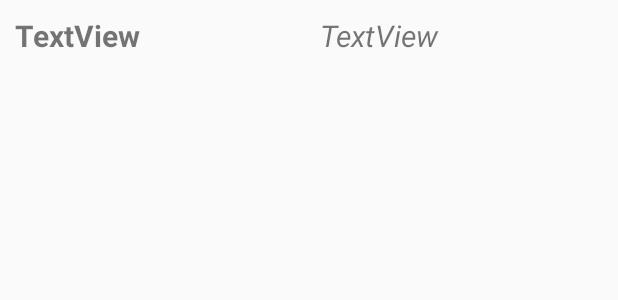
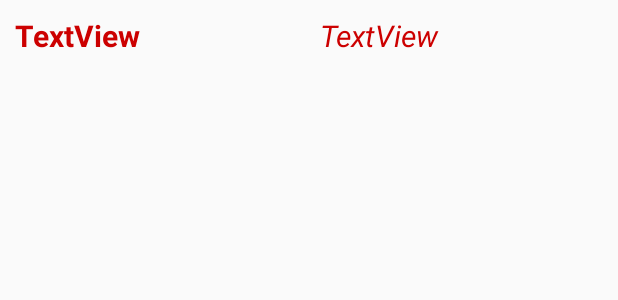
Before and after one commit to masterUNG/A-Help, an Android app: the layout phon_listview.xml on its own in the app's theme, with its tools: preview values and no code run, on a phone screen of 412 x 824 dp. Shown: the top 300 px of the screen. Run offline under Robolectric (Android 15) with nearby library versions, the phone set to English and light mode, and no system bars.

```diff
--- a/app/src/main/res/layout/activity_setting.xml
+++ b/app/src/main/res/layout/activity_setting.xml
@@ -213,7 +213,8 @@
                 android:layout_height="300dp"
                 android:layout_weight="1"
                 android:id="@+id/livFriend"
-                android:layout_margin="20dp" />
+                android:layout_margin="20dp"
+                android:background="#82ffffff" />
         </LinearLayout>
     </ScrollView>
 
--- a/app/src/main/res/layout/phon_listview.xml
+++ b/app/src/main/res/layout/phon_listview.xml
@@ -12,7 +12,8 @@
         android:textSize="@dimen/h2"
         android:layout_marginTop="10dp"
         android:textStyle="normal|bold"
-        android:layout_marginLeft="10dp" />
+        android:layout_marginLeft="10dp"
+        android:textColor="@android:color/holo_red_dark" />
 
     <TextView
         android:text="TextView"
@@ -22,5 +23,6 @@
         android:layout_weight="1"
         android:textSize="@dimen/h2"
         android:layout_marginTop="10dp"
-        android:textStyle="normal|italic" />
+        android:textStyle="normal|italic"
+        android:textColor="@android:color/holo_red_dark" />
 </LinearLayout>
```
Also changed, not shown: app/src/main/java/com/example/pareeya/ahelp/SettingActivity.java (+47 -0 lines).
